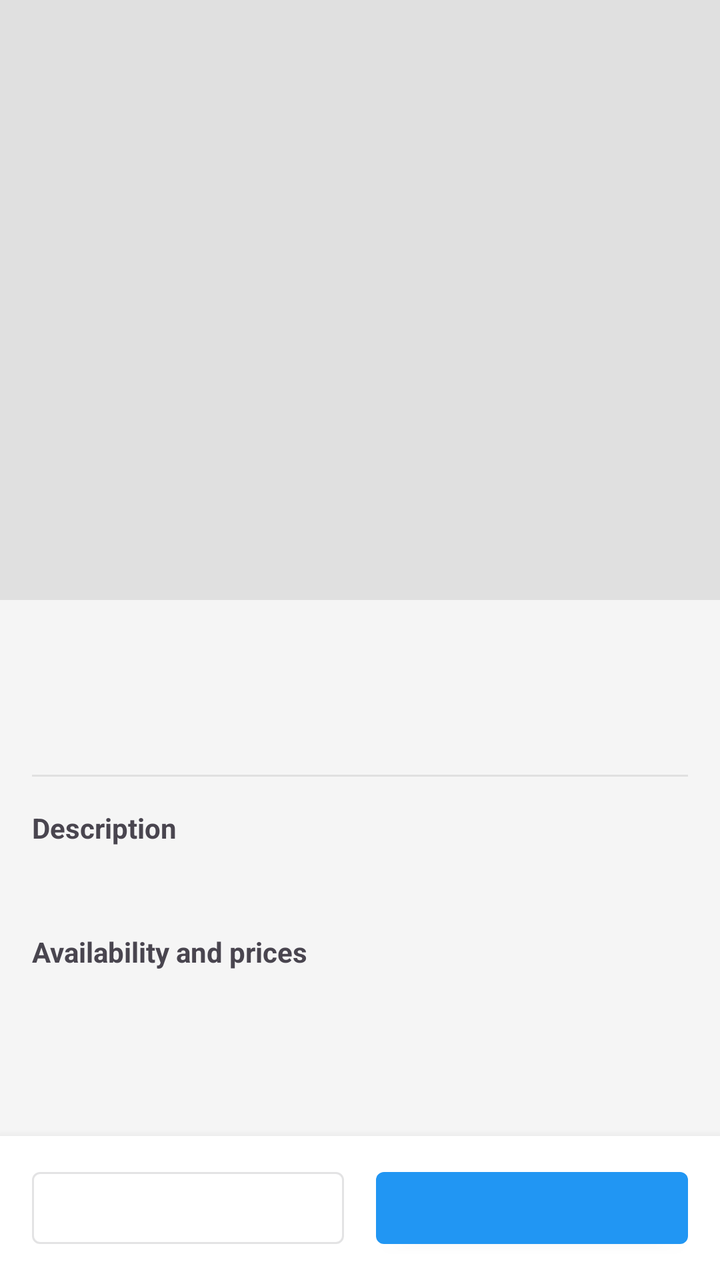
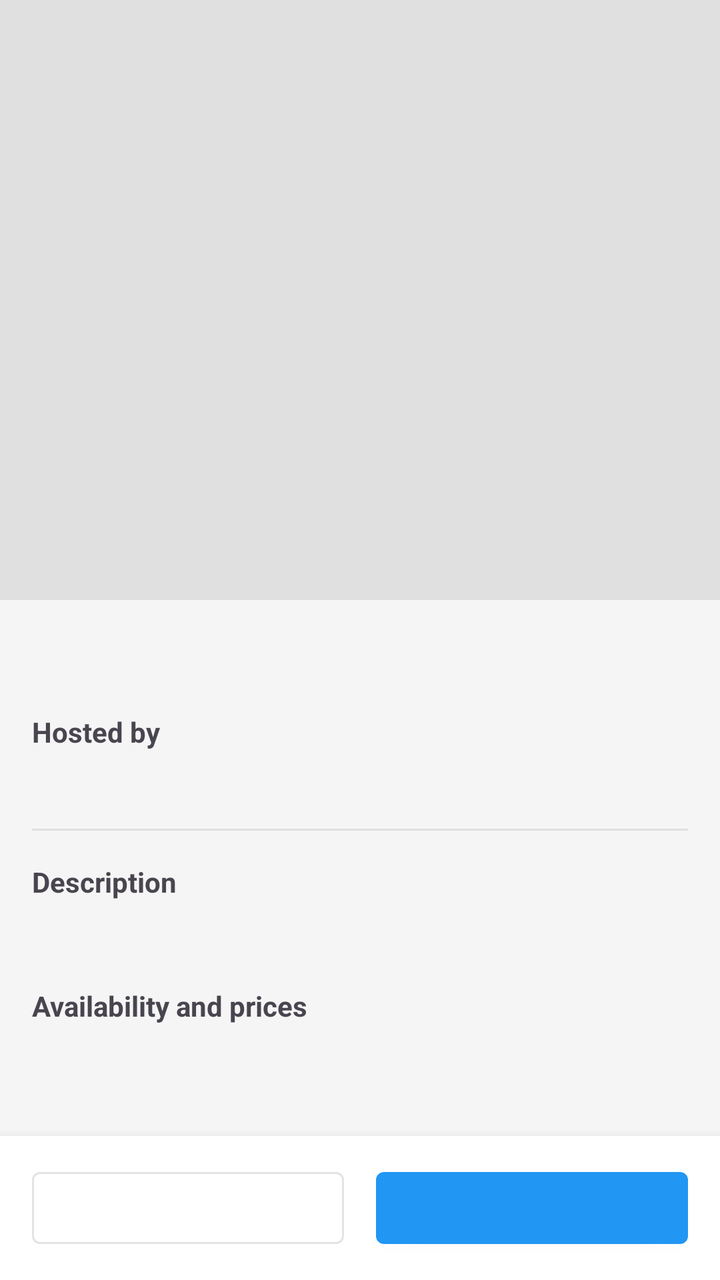

An Android layout rendered at two revisions. The XML below is the earlier revision; the diff shows what the commit changed to produce the second picture.
<!-- AndroidManifest.xml: application theme Theme.MiCasaEsTuCasa -->
<!-- res/layout/activity_dettaglio_proprieta.xml -->
<?xml version="1.0" encoding="utf-8"?>
<androidx.coordinatorlayout.widget.CoordinatorLayout
    xmlns:android="http://schemas.android.com/apk/res/android"
    xmlns:app="http://schemas.android.com/apk/res-auto"
    android:layout_width="match_parent"
    android:layout_height="match_parent">

    <androidx.core.widget.NestedScrollView
        android:layout_width="match_parent"
        android:layout_height="match_parent"
        app:layout_behavior="@string/appbar_scrolling_view_behavior">

        <LinearLayout
            android:layout_width="match_parent"
            android:layout_height="wrap_content"
            android:orientation="vertical">

            <androidx.viewpager2.widget.ViewPager2
                android:id="@+id/viewPagerImages"
                android:layout_width="match_parent"
                android:layout_height="300dp"
                android:background="@color/light_gray" />

            <LinearLayout
                android:layout_width="match_parent"
                android:layout_height="wrap_content"
                android:orientation="vertical"
                android:padding="16dp">

                <TextView
                    android:id="@+id/tvNome"
                    android:layout_width="wrap_content"
                    android:layout_height="wrap_content"
                    android:textSize="24sp"
                    android:textStyle="bold"
                     />

                <TextView
                    android:id="@+id/tvPosti"
                    android:layout_width="wrap_content"
                    android:layout_height="wrap_content"
                    android:layout_marginTop="4dp"
                    android:textColor="@color/gray"
                    />

                <View
                    android:layout_width="match_parent"
                    android:layout_height="1dp"
                    android:layout_marginVertical="16dp"
                    android:background="@color/light_gray" />

                <TextView
                    android:layout_width="wrap_content"
                    android:layout_height="wrap_content"
                    android:text="@string/descrizione"
                    android:textStyle="bold" />

                <TextView
                    android:id="@+id/tvDescrizione"
                    android:layout_width="match_parent"
                    android:layout_height="wrap_content"
                    android:layout_marginTop="8dp" />

                <TextView
                    android:layout_width="wrap_content"
                    android:layout_height="wrap_content"
                    android:layout_marginTop="16dp"
                    android:text="@string/disponibilit_e_prezzi"
                    android:textStyle="bold" />

                <androidx.recyclerview.widget.RecyclerView
                    android:id="@+id/rvDisponibilita"
                    android:layout_width="match_parent"
                    android:layout_height="wrap_content"
                    android:layout_marginTop="8dp" />

            </LinearLayout>
        </LinearLayout>
    </androidx.core.widget.NestedScrollView>

    <LinearLayout
        android:layout_width="match_parent"
        android:layout_height="72dp"
        android:layout_gravity="bottom"
        android:orientation="horizontal"
        android:background="@android:color/white"
        android:elevation="8dp"
        android:paddingHorizontal="16dp"
        android:paddingVertical="8dp"
        android:gravity="center_vertical">

        <Button
            android:id="@+id/btnSinistro"
            style="@style/Widget.MaterialComponents.Button.OutlinedButton"
            android:layout_width="0dp"
            android:layout_height="48dp"
            android:layout_weight="1"
            android:layout_marginEnd="8dp"
            android:textAllCaps="false" />

        <Button
            android:id="@+id/btnDestro"
            style="@style/Widget.MaterialComponents.Button"
            android:layout_width="0dp"
            android:layout_height="48dp"
            android:layout_weight="1"
            android:layout_marginStart="8dp"
            android:textAllCaps="false" />

    </LinearLayout>

    <ProgressBar
        android:id="@+id/progressBar"
        android:layout_width="wrap_content"
        android:layout_height="wrap_content"
        android:layout_gravity="center"
        android:visibility="gone" />

</androidx.coordinatorlayout.widget.CoordinatorLayout>
<!-- resources referenced by this layout -->
<resources>
  <color name="gray">#757575</color>
  <color name="light_gray">#E0E0E0</color>
  <string name="descrizione">Description</string>
  <string name="disponibilit_e_prezzi">Availability and prices</string>
  <style name="Theme.MiCasaEsTuCasa" parent="Base.Theme.MiCasaEsTuCasa" />
  <style name="Base.Theme.MiCasaEsTuCasa" parent="Theme.Material3.DayNight.NoActionBar">
          
          <item name="colorPrimary">@color/primary</item>
          <item name="colorPrimaryVariant">@color/primary_dark</item>
          <item name="colorOnPrimary">@color/white</item>
  
          
          <item name="colorSecondary">@color/secondary</item>
          <item name="colorSecondaryVariant">@color/secondary_dark</item>
          <item name="colorOnSecondary">@color/black</item>
  
          
          <item name="android:colorBackground">@color/backgroundColor</item>
          <item name="colorSurface">@color/white</item>
          <item name="colorError">@color/red</item>
  
          
          <item name="android:statusBarColor">@color/primary_dark</item>
          <item name="android:navigationBarColor">@color/primary_dark</item>
      </style>
  <color name="primary">#2196F3</color>
  <color name="primary_dark">#1976D2</color>
  <color name="white">#FFFFFF</color>
  <color name="secondary">#4CAF50</color>
  <color name="secondary_dark">#388E3C</color>
  <color name="black">#000000</color>
  <color name="backgroundColor">#F5F5F5</color>
  <color name="red">#F44336</color>
</resources>

<!-- the commit's change to res/layout/activity_dettaglio_proprieta.xml (unified diff, before → after) -->
@@ -34,6 +34,24 @@
                     android:textSize="24sp"
                     android:textStyle="bold"
                      />
+
+                <LinearLayout
+                    android:layout_width="match_parent"
+                    android:layout_height="wrap_content"
+                    android:orientation="horizontal"
+                    android:layout_marginTop="8dp">
+
+                    <TextView
+                        android:layout_width="wrap_content"
+                        android:layout_height="wrap_content"
+                        android:text="@string/ospitati_da"
+                        android:textStyle="bold"
+                        android:layout_marginEnd="4dp" /> <TextView
+                    android:id="@+id/tvLocatore"
+                    android:layout_width="wrap_content"
+                    android:layout_height="wrap_content" />
+
+                </LinearLayout>
 
                 <TextView
                     android:id="@+id/tvPosti"
<!-- resource entries referenced after the edit -->
@@ -4,6 +4,9 @@
   <color name="light_gray">#E0E0E0</color>
   <string name="descrizione">Description</string>
   <string name="disponibilit_e_prezzi">Availability and prices</string>
+  <string name="ospitati_da">Hosted by</string>
+  
+      "
   <style name="Theme.MiCasaEsTuCasa" parent="Base.Theme.MiCasaEsTuCasa" />
   <style name="Base.Theme.MiCasaEsTuCasa" parent="Theme.Material3.DayNight.NoActionBar">
           
